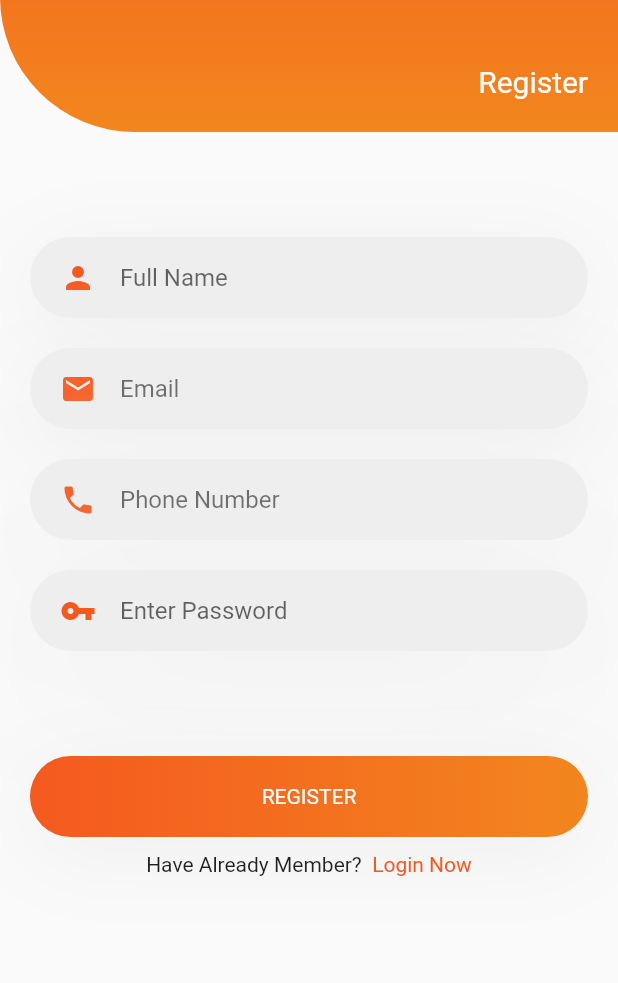
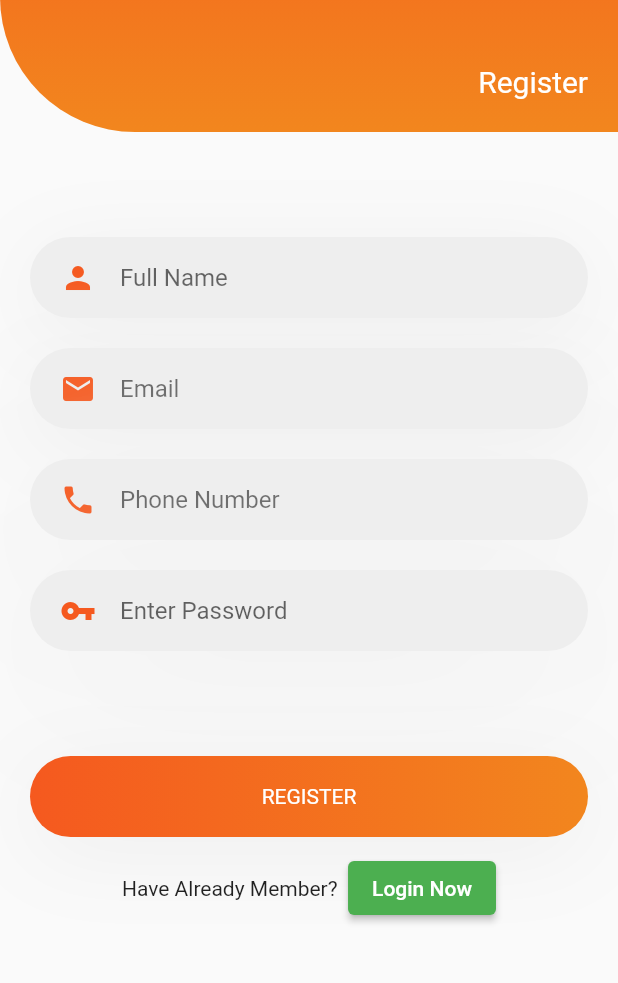
Before and after one commit to monk63/Team-Project, a Flutter app: the SignUpScreen screen opened directly, on a phone screen of 412 x 824 dp, the part 243-1226 px from its top. Run offline on Flutter 3.47's test engine with Material 2 defaults, Android fonts, the phone set to English and light mode, and no system bars.

Commit message:
made the elevated button to send to secod page

```diff
--- a/Do It/lib/pages/signup_screen.dart
+++ b/Do It/lib/pages/signup_screen.dart
@@ -1,4 +1,6 @@
 import 'package:flutter/material.dart';
+import 'package:week_9/pages/goals_screen.dart';
+
 
 class SignUpScreen extends StatefulWidget {
   @override
@@ -198,16 +200,25 @@ class InitState extends State<SignUpScreen> {
             mainAxisAlignment: MainAxisAlignment.center,
             children: [
               Text("Have Already Member?  "),
-              GestureDetector(
-                child: Text(
-                  "Login Now",
-                  style: TextStyle(color: Color(0xffF5591F)),
-                ),
-                onTap: () {
-                  // Write Tap Code Here.
-                  Navigator.pop(context);
-                },
-              )
+              ElevatedButton(
+              child: Text("Login Now"),
+                style: ButtonStyle(
+                    backgroundColor: MaterialStateProperty.all<Color>(Colors.green),
+                  ),
+                  onPressed:() {
+                  Navigator.push(
+                context,
+                MaterialPageRoute(builder: (context)=> sec() ),
+              );
+
+              },
+            )
+
+
+
+
+
+
             ],
           ),
         )
```
